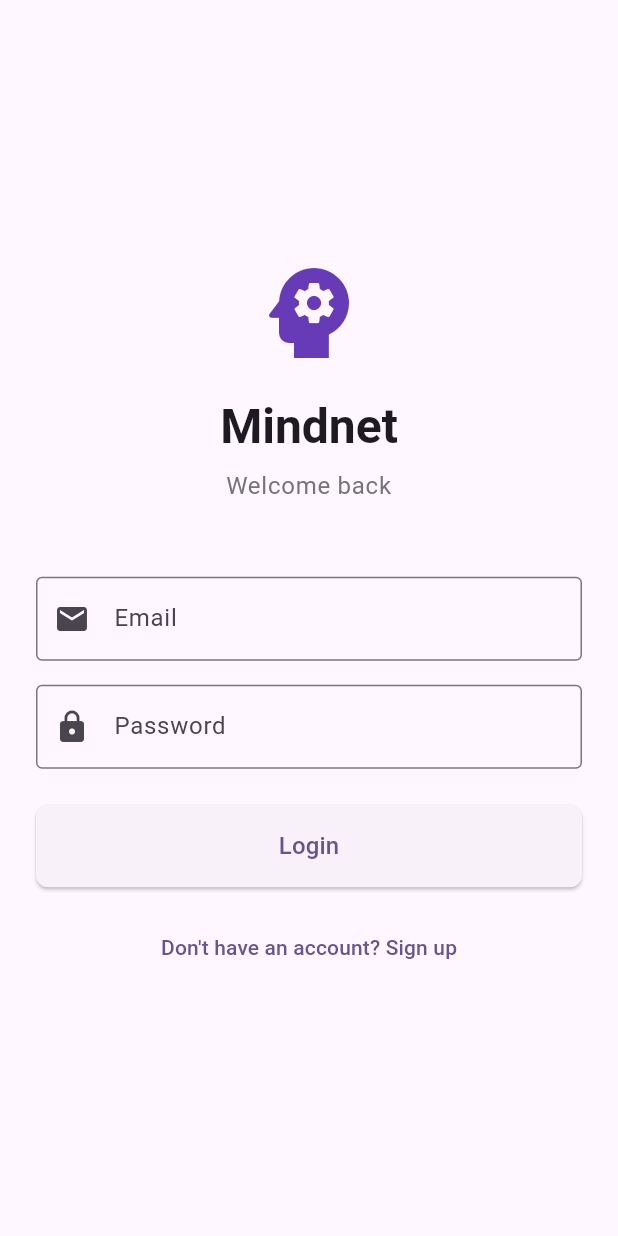
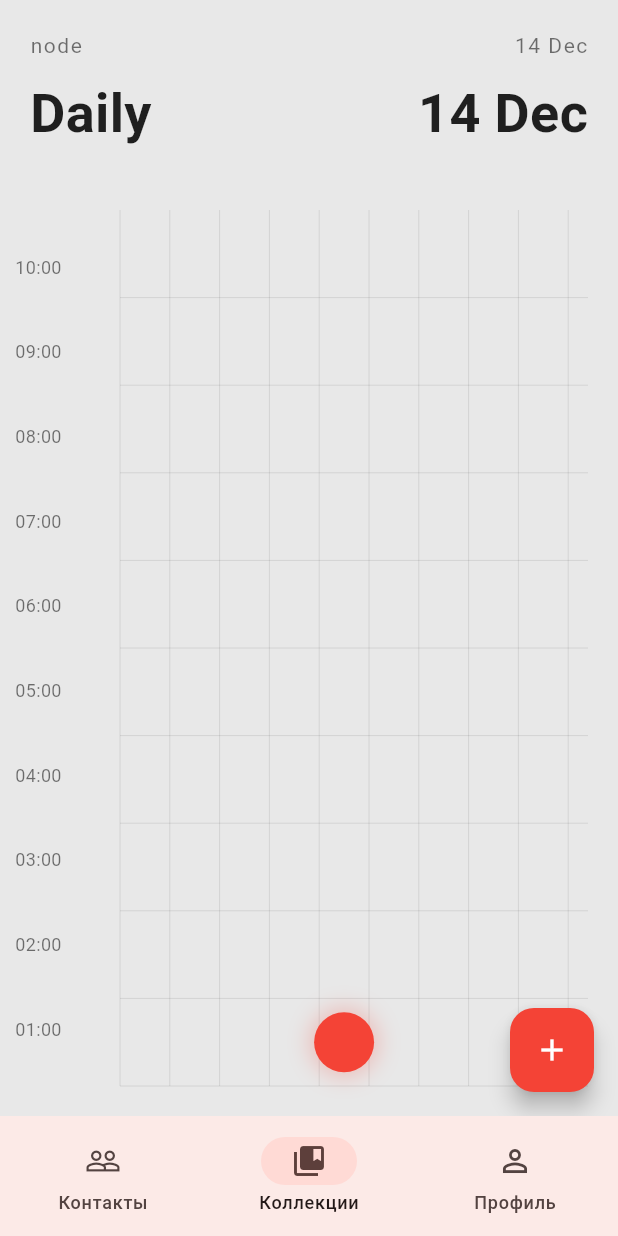
Before and after one commit to k-verka/mindnet, a Flutter app: the screen it shows after launch, on a phone screen of 412 x 824 dp. Run offline on Flutter 3.47's test engine with Material 3 defaults, Android fonts, the phone set to English and light mode, and no system bars.

Commit message:
feature: branch on grid

```diff
--- a/mindnet-flutter/mindnet/lib/main.dart
+++ b/mindnet-flutter/mindnet/lib/main.dart
@@ -1,7 +1,6 @@
 // main.dart
 import 'package:flutter/material.dart';
-import 'package:http/http.dart' as http;
-import 'dart:convert';
+import 'package:intl/intl.dart';
 
 void main() {
   runApp(const MindnetApp());
@@ -15,311 +14,465 @@ class MindnetApp extends StatelessWidget {
     return MaterialApp(
       title: 'Mindnet',
       theme: ThemeData(
-        colorScheme: ColorScheme.fromSeed(seedColor: Colors.deepPurple),
+        colorScheme: ColorScheme.fromSeed(seedColor: Colors.red),
         useMaterial3: true,
       ),
-      home: const AuthScreen(),
+      home: const MainScreen(
+        token: 'mock-token-for-dev',
+        userName: 'Developer',
+      ),
     );
   }
 }
 
-class AuthScreen extends StatefulWidget {
-  const AuthScreen({super.key});
+class MainScreen extends StatefulWidget {
+  final String token;
+  final String userName;
+
+  const MainScreen({
+    super.key,
+    required this.token,
+    required this.userName,
+  });
 
   @override
-  State<AuthScreen> createState() => _AuthScreenState();
+  State<MainScreen> createState() => _MainScreenState();
 }
 
-class _AuthScreenState extends State<AuthScreen> {
-  final _formKey = GlobalKey<FormState>();
-  final _nameController = TextEditingController();
-  final _emailController = TextEditingController();
-  final _passwordController = TextEditingController();
-
-  bool _isLogin = true;
-  bool _isLoading = false;
-  String? _errorMessage;
-
-  // ВАЖНО: Замени на свой IP сервера
-  // static const String API_URL = 'http://5.129.233.219:4000';
-  static const String API_URL = 'http://localhost:4000';
+class _MainScreenState extends State<MainScreen> {
+  int _currentIndex = 1;
 
   @override
-  void dispose() {
-    _nameController.dispose();
-    _emailController.dispose();
-    _passwordController.dispose();
-    super.dispose();
+  Widget build(BuildContext context) {
+    return Scaffold(
+      body: IndexedStack(
+        index: _currentIndex,
+        children: [
+          const ContactsScreen(),
+          CollectionsScreen(token: widget.token),
+          ProfileScreen(userName: widget.userName),
+        ],
+      ),
+      bottomNavigationBar: NavigationBar(
+        selectedIndex: _currentIndex,
+        onDestinationSelected: (index) {
+          setState(() {
+            _currentIndex = index;
+          });
+        },
+        destinations: const [
+          NavigationDestination(
+            icon: Icon(Icons.people_outline),
+            selectedIcon: Icon(Icons.people),
+            label: 'Контакты',
+          ),
+          NavigationDestination(
+            icon: Icon(Icons.collections_bookmark_outlined),
+            selectedIcon: Icon(Icons.collections_bookmark),
+            label: 'Коллекции',
+          ),
+          NavigationDestination(
+            icon: Icon(Icons.person_outline),
+            selectedIcon: Icon(Icons.person),
+            label: 'Профиль',
+          ),
+        ],
+      ),
+    );
+  }
+}
+
+// ============= GRID NODE =============
+
+class GridNode {
+  final String id;
+  final int x; // 1-10 (horizontal position)
+  final int y; // 1-10 (vertical position, time)
+  final String? parentId;
+  final Color color;
+
+  GridNode({
+    required this.id,
+    required this.x,
+    required this.y,
+    this.parentId,
+    this.color = Colors.red,
+  });
+
+  String get timeLabel {
+    final hour = y.toString().padLeft(2, '0');
+    return '$hour:00';
+  }
+}
+
+// ============= КОЛЛЕКЦИИ =============
+
+class CollectionsScreen extends StatefulWidget {
+  final String token;
+
+  const CollectionsScreen({super.key, required this.token});
+
+  @override
+  State<CollectionsScreen> createState() => _CollectionsScreenState();
+}
+
+class _CollectionsScreenState extends State<CollectionsScreen> {
+  List<GridNode> nodes = [];
+  String? selectedNodeId;
+
+  @override
+  void initState() {
+    super.initState();
+    _initializeWithStartNode();
   }
 
-  Future<void> _submit() async {
-    if (!_formKey.currentState!.validate()) return;
+  void _initializeWithStartNode() {
+    // Начинаем с одной ноды в центре внизу (5, 1)
+    nodes = [
+      GridNode(
+        id: '0',
+        x: 5,
+        y: 1,
+        parentId: null,
+        color: Colors.red,
+      ),
+    ];
+  }
 
-    setState(() {
-      _isLoading = true;
-      _errorMessage = null;
-    });
+  void _addNode() {
+    if (selectedNodeId == null) {
+      // Если ничего не выбрано — добавляем в конец основной линии
+      final lastMainNode = nodes.where((n) => n.x == 5).reduce(
+            (a, b) => a.y > b.y ? a : b,
+          );
 
-    try {
-      final url = _isLogin ? '$API_URL/auth/login' : '$API_URL/auth/register';
+      setState(() {
+        nodes.add(GridNode(
+          id: DateTime.now().millisecondsSinceEpoch.toString(),
+          x: 5,
+          y: lastMainNode.y + 1,
+          parentId: lastMainNode.id,
+          color: Colors.red,
+        ));
+      });
+    } else {
+      // Выбрана нода — создаём ответвление
+      final parent = nodes.firstWhere((n) => n.id == selectedNodeId);
 
-      final body = _isLogin
-          ? {
-              'email': _emailController.text.trim(),
-              'password': _passwordController.text,
-            }
-          : {
-              'name': _nameController.text.trim(),
-              'email': _emailController.text.trim(),
-              'password': _passwordController.text,
-            };
+      // Определяем направление ответвления
+      // Сначала проверяем есть ли уже дети справа/слева
+      final childrenAtSameY = nodes.where((n) =>
+        n.parentId == parent.id && n.y == parent.y
+      ).toList();
 
-      final response = await http.post(
-        Uri.parse(url),
-        headers: {'Content-Type': 'application/json'},
-        body: jsonEncode(body),
-      );
+      int newX;
+      if (childrenAtSameY.isEmpty) {
+        // Первое ответвление — идём вправо
+        newX = parent.x + 1;
+      } else {
+        // Есть дети — находим свободное место
+        final occupiedX = childrenAtSameY.map((n) => n.x).toSet();
+        newX = parent.x + 1;
+        while (occupiedX.contains(newX) && newX <= 10) {
+          newX++;
+        }
+        // Если справа нет места — идём влево
+        if (newX > 10) {
+          newX = parent.x - 1;
+          while (occupiedX.contains(newX) && newX >= 1) {
+            newX--;
+          }
+        }
+      }
 
-      final data = jsonDecode(response.body);
-
-      if (response.statusCode == 200) {
-        // Успешно залогинились/зарегались
-        final token = data['token'];
-        final user = data['user'];
-
-        if (!mounted) return;
-
-        // Переходим на главный экран
-        Navigator.of(context).pushReplacement(
-          MaterialPageRoute(
-            builder: (_) => HomeScreen(token: token, userName: user['name']),
-          ),
-        );
-      } else {
-        // Ошибка от сервера
+      if (newX >= 1 && newX <= 10) {
         setState(() {
-          _errorMessage = data['error'] ?? 'Unknown error';
+          nodes.add(GridNode(
+            id: DateTime.now().millisecondsSinceEpoch.toString(),
+            x: newX,
+            y: parent.y,
+            parentId: parent.id,
+            color: Colors.orange,
+          ));
         });
       }
-    } catch (e) {
-      setState(() {
-        _errorMessage = 'Connection error: $e';
-      });
-    } finally {
-      setState(() {
-        _isLoading = false;
-      });
     }
   }
 
   @override
   Widget build(BuildContext context) {
     return Scaffold(
+      backgroundColor: const Color(0xFFE8E8E8),
       body: SafeArea(
-        child: Center(
-          child: SingleChildScrollView(
-            padding: const EdgeInsets.all(24.0),
-            child: Form(
-              key: _formKey,
-              child: Column(
-                mainAxisAlignment: MainAxisAlignment.center,
-                crossAxisAlignment: CrossAxisAlignment.stretch,
+        child: Stack(
+          children: [
+            // Header
+            Positioned(
+              top: 20,
+              left: 20,
+              right: 20,
+              child: Row(
+                mainAxisAlignment: MainAxisAlignment.spaceBetween,
                 children: [
-                  // Logo / Title
-                  const Icon(
-                    Icons.psychology,
-                    size: 80,
-                    color: Colors.deepPurple,
+                  const Text(
+                    'node',
+                    style: TextStyle(
+                      fontSize: 14,
+                      color: Colors.black54,
+                      letterSpacing: 1,
+                    ),
                   ),
-                  const SizedBox(height: 16),
                   Text(
-                    'Mindnet',
-                    textAlign: TextAlign.center,
-                    style: Theme.of(context).textTheme.headlineLarge?.copyWith(
-                          fontWeight: FontWeight.bold,
-                        ),
-                  ),
-                  const SizedBox(height: 8),
-                  Text(
-                    _isLogin ? 'Welcome back' : 'Create your account',
-                    textAlign: TextAlign.center,
-                    style: Theme.of(context).textTheme.bodyLarge?.copyWith(
-                          color: Colors.grey[600],
-                        ),
-                  ),
-                  const SizedBox(height: 48),
-
-                  // Name field (только для регистрации)
-                  if (!_isLogin) ...[
-                    TextFormField(
-                      controller: _nameController,
-                      decoration: const InputDecoration(
-                        labelText: 'Name',
-                        border: OutlineInputBorder(),
-                        prefixIcon: Icon(Icons.person),
-                      ),
-                      validator: (value) {
-                        if (!_isLogin && (value == null || value.isEmpty)) {
-                          return 'Please enter your name';
-                        }
-                        return null;
-                      },
-                    ),
-                    const SizedBox(height: 16),
-                  ],
-
-                  // Email field
-                  TextFormField(
-                    controller: _emailController,
-                    keyboardType: TextInputType.emailAddress,
-                    decoration: const InputDecoration(
-                      labelText: 'Email',
-                      border: OutlineInputBorder(),
-                      prefixIcon: Icon(Icons.email),
-                    ),
-                    validator: (value) {
-                      if (value == null || value.isEmpty) {
-                        return 'Please enter your email';
-                      }
-                      if (!value.contains('@')) {
-                        return 'Please enter a valid email';
-                      }
-                      return null;
-                    },
-                  ),
-                  const SizedBox(height: 16),
-
-                  // Password field
-                  TextFormField(
-                    controller: _passwordController,
-                    obscureText: true,
-                    decoration: const InputDecoration(
-                      labelText: 'Password',
-                      border: OutlineInputBorder(),
-                      prefixIcon: Icon(Icons.lock),
-                    ),
-                    validator: (value) {
-                      if (value == null || value.isEmpty) {
-                        return 'Please enter your password';
-                      }
-                      if (!_isLogin && value.length < 6) {
-                        return 'Password must be at least 6 characters';
-                      }
-                      return null;
-                    },
-                  ),
-                  const SizedBox(height: 24),
-
-                  // Error message
-                  if (_errorMessage != null) ...[
-                    Container(
-                      padding: const EdgeInsets.all(12),
-                      decoration: BoxDecoration(
-                        color: Colors.red[50],
-                        borderRadius: BorderRadius.circular(8),
-                        border: Border.all(color: Colors.red[300]!),
-                      ),
-                      child: Text(
-                        _errorMessage!,
-                        style: TextStyle(color: Colors.red[900]),
-                      ),
-                    ),
-                    const SizedBox(height: 16),
-                  ],
-
-                  // Submit button
-                  ElevatedButton(
-                    onPressed: _isLoading ? null : _submit,
-                    style: ElevatedButton.styleFrom(
-                      padding: const EdgeInsets.symmetric(vertical: 16),
-                      shape: RoundedRectangleBorder(
-                        borderRadius: BorderRadius.circular(8),
-                      ),
-                    ),
-                    child: _isLoading
-                        ? const SizedBox(
-                            height: 20,
-                            width: 20,
-                            child: CircularProgressIndicator(strokeWidth: 2),
-                          )
-                        : Text(
-                            _isLogin ? 'Login' : 'Sign Up',
-                            style: const TextStyle(fontSize: 16),
-                          ),
-                  ),
-                  const SizedBox(height: 16),
-
-                  // Toggle login/register
-                  TextButton(
-                    onPressed: () {
-                      setState(() {
-                        _isLogin = !_isLogin;
-                        _errorMessage = null;
-                      });
-                    },
-                    child: Text(
-                      _isLogin
-                          ? "Don't have an account? Sign up"
-                          : 'Already have an account? Login',
+                    DateFormat('dd MMM').format(DateTime.now()),
+                    style: const TextStyle(
+                      fontSize: 14,
+                      color: Colors.black54,
+                      letterSpacing: 1,
                     ),
                   ),
                 ],
               ),
             ),
-          ),
+
+            // Title
+            Positioned(
+              top: 50,
+              left: 20,
+              right: 20,
+              child: Row(
+                mainAxisAlignment: MainAxisAlignment.spaceBetween,
+                children: [
+                  const Text(
+                    'Daily',
+                    style: TextStyle(
+                      fontSize: 36,
+                      fontWeight: FontWeight.bold,
+                      color: Colors.black87,
+                    ),
+                  ),
+                  Text(
+                    DateFormat('dd MMM').format(DateTime.now()),
+                    style: const TextStyle(
+                      fontSize: 36,
+                      fontWeight: FontWeight.bold,
+                      color: Colors.black87,
+                    ),
+                  ),
+                ],
+              ),
+            ),
+
+            // Graph
+            Positioned.fill(
+              top: 120,
+              bottom: 0,
+              child: LayoutBuilder(
+                builder: (context, constraints) {
+                  return GestureDetector(
+                    onTapUp: (details) {
+                      final tapPosition = details.localPosition;
+                      _handleTap(tapPosition, constraints.maxWidth, constraints.maxHeight);
+                    },
+                    child: CustomPaint(
+                      painter: GridGraphPainter(
+                        nodes: nodes,
+                        selectedNodeId: selectedNodeId,
+                      ),
+                      child: Container(),
+                    ),
+                  );
+                },
+              ),
+            ),
+
+            // Time labels
+            Positioned(
+              left: 10,
+              top: 130,
+              bottom: 10,
+              child: _buildTimeLabels(),
+            ),
+          ],
         ),
       ),
+      floatingActionButton: FloatingActionButton(
+        onPressed: _addNode,
+        backgroundColor: Colors.red,
+        child: const Icon(Icons.add, color: Colors.white),
+      ),
+    );
+  }
+
+  void _handleTap(Offset tapPosition, double width, double height) {
+    // Calculate grid cell size
+    final cellWidth = (width - 80) / 10; // 80 = padding for time labels
+    final cellHeight = (height - 40) / 10; // 40 = padding top/bottom
+
+    String? tappedNodeId;
+
+    for (final node in nodes) {
+      final nodeScreenX = 80 + (node.x - 1) * cellWidth + cellWidth / 2;
+      final nodeScreenY = height - 20 - (node.y - 1) * cellHeight - cellHeight / 2;
+
+      final distance = (Offset(nodeScreenX, nodeScreenY) - tapPosition).distance;
+      if (distance < 25) {
+        tappedNodeId = node.id;
+        break;
+      }
+    }
+
+    setState(() {
+      selectedNodeId = tappedNodeId;
+    });
+  }
+
+  Widget _buildTimeLabels() {
+    return Column(
+      mainAxisAlignment: MainAxisAlignment.spaceEvenly,
+      crossAxisAlignment: CrossAxisAlignment.end,
+      children: List.generate(10, (index) {
+        final y = 10 - index;
+        return Text(
+          '${y.toString().padLeft(2, '0')}:00',
+          style: const TextStyle(
+            fontSize: 12,
+            color: Colors.black54,
+          ),
+        );
+      }),
     );
   }
 }
 
-// Временный экран после логина
-class HomeScreen extends StatelessWidget {
-  final String token;
-  final String userName;
+// ============= GRAPH PAINTER =============
 
-  const HomeScreen({
-    super.key,
-    required this.token,
-    required this.userName,
+class GridGraphPainter extends CustomPainter {
+  final List<GridNode> nodes;
+  final String? selectedNodeId;
+
+  GridGraphPainter({
+    required this.nodes,
+    this.selectedNodeId,
   });
+
+  @override
+  void paint(Canvas canvas, Size size) {
+    final cellWidth = (size.width - 80) / 10;
+    final cellHeight = (size.height - 40) / 10;
+
+    // Helper function to convert grid coords to screen coords
+    Offset gridToScreen(int x, int y) {
+      final screenX = 80 + (x - 1) * cellWidth + cellWidth / 2;
+      final screenY = size.height - 20 - (y - 1) * cellHeight - cellHeight / 2;
+      return Offset(screenX, screenY);
+    }
+
+    // Draw grid (optional, subtle)
+    final gridPaint = Paint()
+      ..color = Colors.black12
+      ..strokeWidth = 0.5;
+
+    for (int i = 1; i <= 10; i++) {
+      // Vertical lines
+      final x = 80 + (i - 1) * cellWidth;
+      canvas.drawLine(
+        Offset(x, 20),
+        Offset(x, size.height - 20),
+        gridPaint,
+      );
+
+      // Horizontal lines
+      final y = size.height - 20 - (i - 1) * cellHeight;
+      canvas.drawLine(
+        Offset(80, y),
+        Offset(size.width - 20, y),
+        gridPaint,
+      );
+    }
+
+    // Draw connections first
+    final linePaint = Paint()
+      ..strokeWidth = 4
+      ..style = PaintingStyle.stroke
+      ..strokeCap = StrokeCap.round;
+
+    for (final node in nodes) {
+      if (node.parentId != null) {
+        final parent = nodes.firstWhere((n) => n.id == node.parentId);
+        final parentPos = gridToScreen(parent.x, parent.y);
+        final nodePos = gridToScreen(node.x, node.y);
+
+        linePaint.color = node.color;
+
+        if (node.y == parent.y) {
+          // Horizontal branch
+          canvas.drawLine(parentPos, nodePos, linePaint);
+        } else {
+          // Vertical continuation
+          canvas.drawLine(parentPos, nodePos, linePaint);
+        }
+      }
+    }
+
+    // Draw nodes
+    for (final node in nodes) {
+      final position = gridToScreen(node.x, node.y);
+      final isSelected = node.id == selectedNodeId;
+
+      // Shadow
+      final shadowPaint = Paint()
+        ..color = node.color.withOpacity(0.3)
+        ..maskFilter = const MaskFilter.blur(BlurStyle.normal, 8);
+      canvas.drawCircle(position, 22, shadowPaint);
+
+      // Node
+      final nodePaint = Paint()
+        ..color = node.color
+        ..style = PaintingStyle.fill;
+      canvas.drawCircle(position, 20, nodePaint);
+
+      // Selection ring
+      if (isSelected) {
+        final selectionPaint = Paint()
+          ..color = Colors.white
+          ..style = PaintingStyle.stroke
+          ..strokeWidth = 3;
+        canvas.drawCircle(position, 26, selectionPaint);
+      }
+    }
+  }
+
+  @override
+  bool shouldRepaint(GridGraphPainter oldDelegate) {
+    return oldDelegate.selectedNodeId != selectedNodeId ||
+        oldDelegate.nodes.length != nodes.length;
+  }
+}
+
+// ============= ЗАГЛУШКИ =============
+
+class ContactsScreen extends StatelessWidget {
+  const ContactsScreen({super.key});
 
   @override
   Widget build(BuildContext context) {
     return Scaffold(
-      appBar: AppBar(
-        title: const Text('Mindnet'),
-        actions: [
-          IconButton(
-            icon: const Icon(Icons.logout),
-            onPressed: () {
-              Navigator.of(context).pushReplacement(
-                MaterialPageRoute(builder: (_) => const AuthScreen()),
-              );
-            },
-          ),
-        ],
-      ),
-      body: Center(
-        child: Column(
-          mainAxisAlignment: MainAxisAlignment.center,
-          children: [
-            const Icon(Icons.check_circle, size: 80, color: Colors.green),
-            const SizedBox(height: 24),
-            Text(
-              'Welcome, $userName!',
-              style: Theme.of(context).textTheme.headlineSmall,
-            ),
-            const SizedBox(height: 16),
-            Text(
-              'Token: ${token.substring(0, 20)}...',
-              style: Theme.of(context).textTheme.bodySmall,
-            ),
-            const SizedBox(height: 32),
-            const Text('Contacts & Ideas screens coming next...'),
-          ],
-        ),
-      ),
+      appBar: AppBar(title: const Text('Контакты')),
+      body: const Center(child: Text('Coming soon')),
     );
   }
 }
+
+class ProfileScreen extends StatelessWidget {
+  final String userName;
+
+  const ProfileScreen({super.key, required this.userName});
+
+  @override
+  Widget build(BuildContext context) {
+    return Scaffold(
+      appBar: AppBar(title: const Text('Профиль')),
+      body: const Center(child: Text('Coming soon')),
+    );
+  }
+}
--- a/mindnet-flutter/mindnet/pubspec.yaml
+++ b/mindnet-flutter/mindnet/pubspec.yaml
@@ -28,9 +28,11 @@ environment:
 # the latest version available on pub.dev. To see which dependencies have newer
 # versions available, run `flutter pub outdated`.
 dependencies:
+  intl: ^0.19.0
   http: ^1.1.0
   flutter:
     sdk: flutter
+
 
   # The following adds the Cupertino Icons font to your application.
   # Use with the CupertinoIcons class for iOS style icons.
```
Also changed, not shown: mindnet-flutter/mindnet/pubspec.lock, 3 other files.
